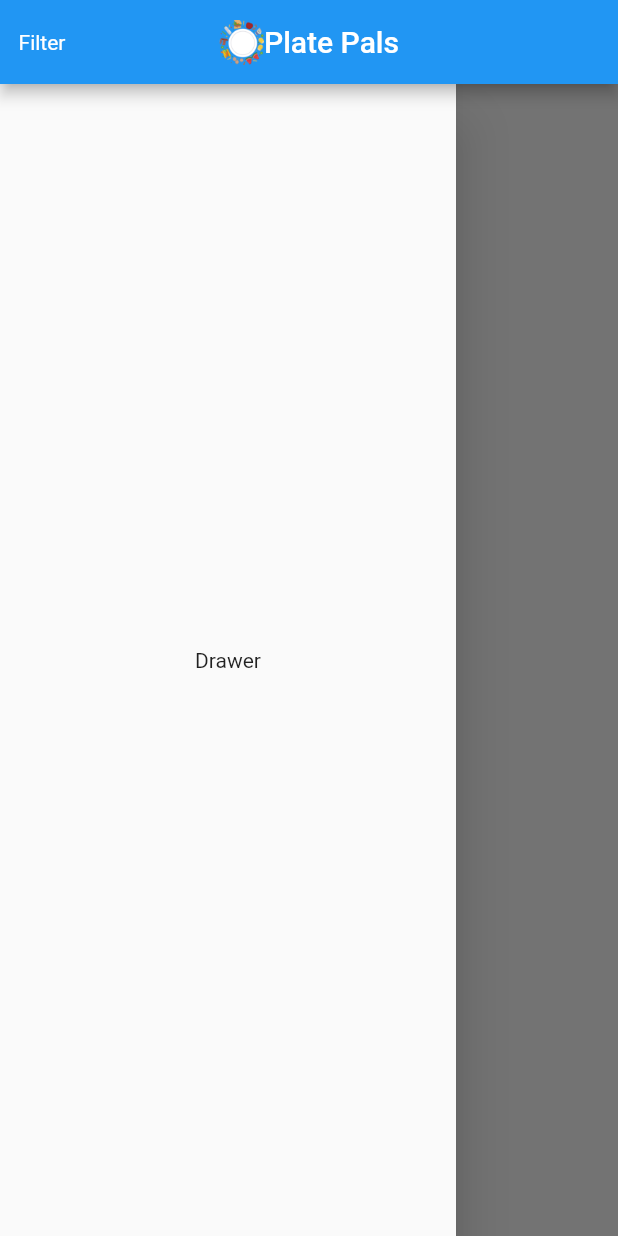
After one commit to SeanChinJunKai/PlatePals, a Flutter app: the screen it shows after launch, with the side drawer open, on a phone screen of 412 x 824 dp. The commit adds this screen. Run offline on Flutter 3.47's test engine with Material 2 defaults, Android fonts, the phone set to English and light mode, and no system bars.

Commit message:
Created separate file for sidebar

```diff
--- /dev/null
+++ b/src/lib/components/sidebar.dart
@@ -0,0 +1,48 @@
+import 'package:flutter/material.dart';
+
+class Sidebar extends StatefulWidget {
+  const Sidebar({super.key});
+
+  @override
+  State<Sidebar> createState() => _SidebarState();
+}
+
+class _SidebarState extends State<Sidebar> {
+  final GlobalKey<ScaffoldState> _scaffoldKey = GlobalKey();
+  @override
+  Widget build(BuildContext context) {
+    return Scaffold(
+      appBar: AppBar(
+        centerTitle: true,
+        leading: Builder(builder: (context) {
+          return GestureDetector(
+            onTap: () {
+              if (_scaffoldKey.currentState?.isDrawerOpen == false) {
+                _scaffoldKey.currentState?.openDrawer();
+              } else {
+                _scaffoldKey.currentState?.openEndDrawer();
+              }
+            },
+            child: Align(
+                child: Text(
+              "Filter",
+              style: TextStyle(color: Colors.white),
+            )),
+          );
+        }),
+        title: Row(
+          mainAxisSize: MainAxisSize.min,
+          children: [
+            Image.asset('assets/images/logo.png', height: 30, width: 30),
+            Text("Plate Pals")
+          ],
+        ),
+      ),
+      body: Scaffold(
+          key: _scaffoldKey,
+          drawer: Drawer(
+            child: Center(child: Text('Drawer')),
+          )),
+    );
+  }
+}
```
Also changed, not shown: src/lib/main.dart (+2 -48 lines).
